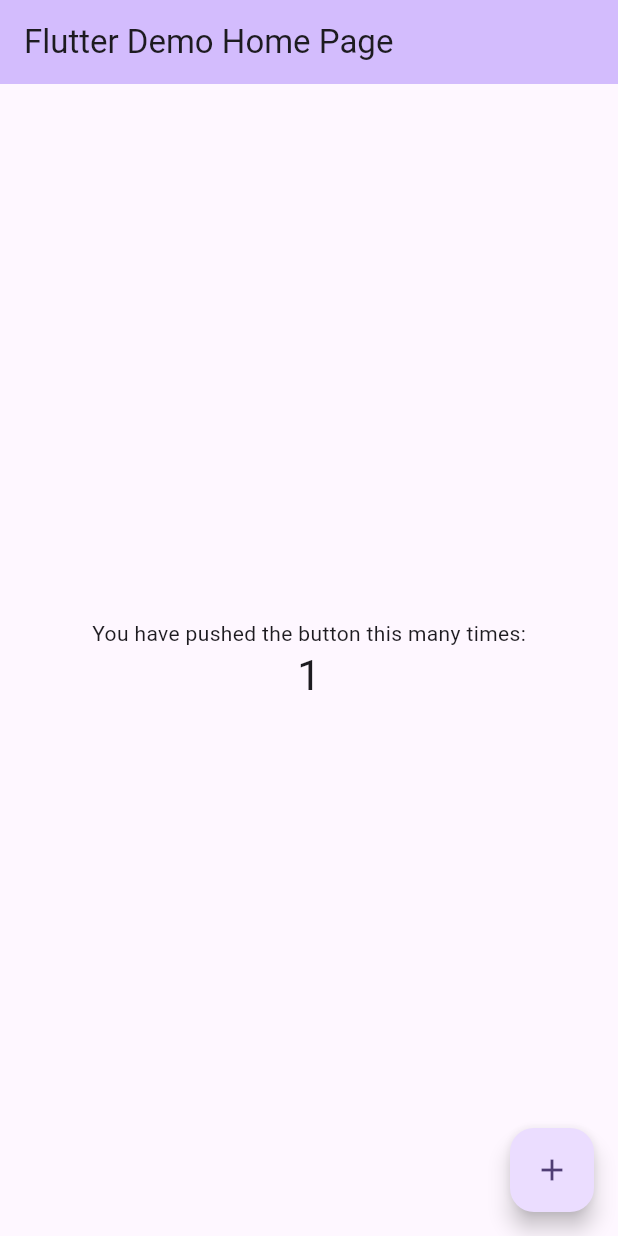
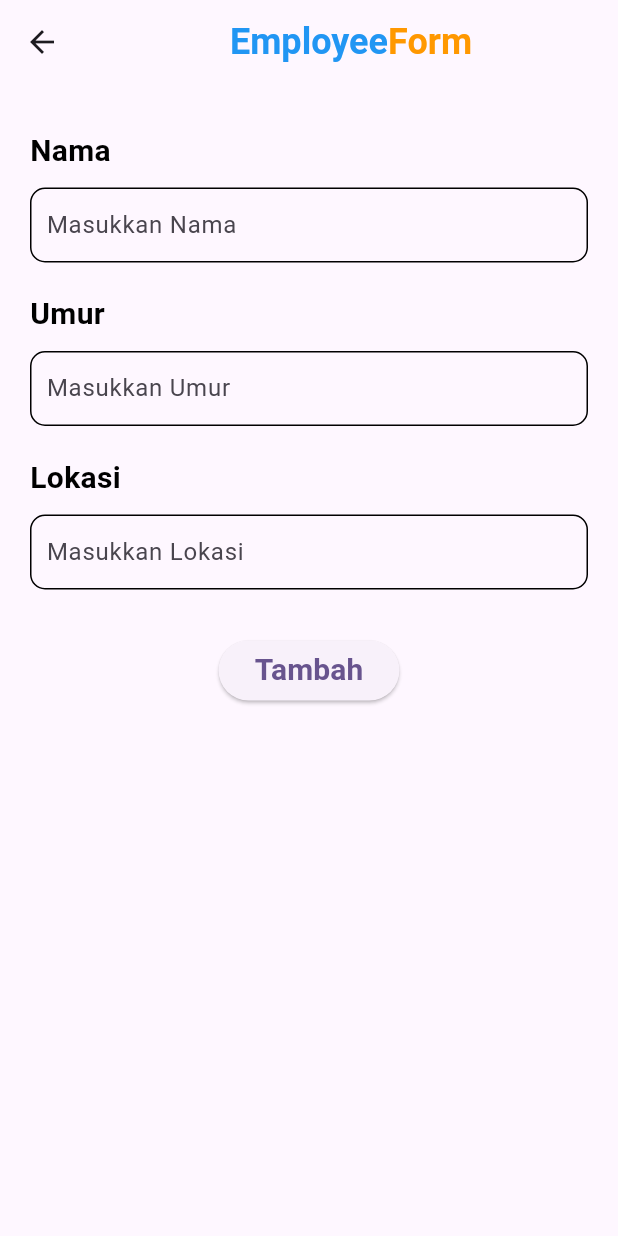
Before and after one commit to michailtjhang/HRISPintar, a Flutter app: the screen it shows after launch, after a tap on the "add" icon, on a phone screen of 412 x 824 dp. Run offline on Flutter 3.47's test engine with Material 3 defaults, Android fonts, the phone set to English and light mode, and no system bars.

Commit message:
feature: add homepage & tambah Employee

```diff
--- a/analysis_options.yaml
+++ b/analysis_options.yaml
@@ -21,6 +21,8 @@ linter:
   # `// ignore_for_file: name_of_lint` syntax on the line or in the file
   # producing the lint.
   rules:
+    prefer_const_constructors: false
+    prefer_const_literals_to_create_immutables: false
     # avoid_print: false  # Uncomment to disable the `avoid_print` rule
     # prefer_single_quotes: true  # Uncomment to enable the `prefer_single_quotes` rule
 
--- a/lib/main.dart
+++ b/lib/main.dart
@@ -1,4 +1,5 @@
 import 'package:flutter/material.dart';
+import 'package:myapp/pages/home.dart';
 
 void main() {
   runApp(const MyApp());
@@ -12,6 +13,7 @@ class MyApp extends StatelessWidget {
   Widget build(BuildContext context) {
     return MaterialApp(
         title: 'Flutter Demo',
+        debugShowCheckedModeBanner: false,
         theme: ThemeData(
           // This is the theme of your application.
           //
@@ -31,8 +33,7 @@ class MyApp extends StatelessWidget {
           colorScheme: ColorScheme.fromSeed(seedColor: Colors.deepPurple),
           useMaterial3: true,
         ),
-      home: const MyHomePage(title: 'Flutter Demo Home Page'),
-    );
+        home: Home());
   }
 }
 
--- /dev/null
+++ b/lib/pages/employee.dart
@@ -0,0 +1,134 @@
+import 'package:flutter/material.dart';
+
+class Employee extends StatefulWidget {
+  const Employee({super.key});
+
+  @override
+  State<Employee> createState() => _EmployeeState();
+}
+
+class _EmployeeState extends State<Employee> {
+  @override
+  Widget build(BuildContext context) {
+    return Scaffold(
+      appBar: AppBar(
+        title: Row(
+          mainAxisAlignment: MainAxisAlignment.center,
+          children: [
+            Text(
+              "Employee",
+              style: TextStyle(
+                  color: Colors.blue,
+                  fontSize: 24.0,
+                  fontWeight: FontWeight.bold),
+            ),
+            Text(
+              "Form",
+              style: TextStyle(
+                  color: Colors.orange,
+                  fontSize: 24.0,
+                  fontWeight: FontWeight.bold),
+            )
+          ],
+        ),
+      ),
+      body: Container(
+        margin: EdgeInsets.only(left: 20.0, top: 30.0, right: 20.0),
+        child: Column(
+          crossAxisAlignment: CrossAxisAlignment.start,
+          children: [
+            // Name
+            Text(
+              "Nama",
+              style: TextStyle(
+                  color: Colors.black,
+                  fontSize: 20.0,
+                  fontWeight: FontWeight.bold),
+            ),
+            SizedBox(
+              height: 10.0,
+            ),
+            Container(
+              padding: EdgeInsets.only(left: 10.0),
+              decoration: BoxDecoration(
+                  border: Border.all(),
+                  borderRadius: BorderRadius.circular(10.0)),
+              child: TextField(
+                decoration: InputDecoration(
+                  border: InputBorder.none,
+                  hintText: "Masukkan Nama",
+                ),
+              ),
+            ),
+            SizedBox(
+              height: 20.0,
+            ),
+
+            // Age
+            Text(
+              "Umur",
+              style: TextStyle(
+                  color: Colors.black,
+                  fontSize: 20.0,
+                  fontWeight: FontWeight.bold),
+            ),
+            SizedBox(
+              height: 10.0,
+            ),
+            Container(
+              padding: EdgeInsets.only(left: 10.0),
+              decoration: BoxDecoration(
+                  border: Border.all(),
+                  borderRadius: BorderRadius.circular(10.0)),
+              child: TextField(
+                decoration: InputDecoration(
+                  border: InputBorder.none,
+                  hintText: "Masukkan Umur",
+                ),
+              ),
+            ),
+            SizedBox(
+              height: 20.0,
+            ),
+
+            // Lokasi
+            Text(
+              "Lokasi",
+              style: TextStyle(
+                  color: Colors.black,
+                  fontSize: 20.0,
+                  fontWeight: FontWeight.bold),
+            ),
+            SizedBox(
+              height: 10.0,
+            ),
+            Container(
+              padding: EdgeInsets.only(left: 10.0),
+              decoration: BoxDecoration(
+                  border: Border.all(),
+                  borderRadius: BorderRadius.circular(10.0)),
+              child: TextField(
+                decoration: InputDecoration(
+                  border: InputBorder.none,
+                  hintText: "Masukkan Lokasi",
+                ),
+              ),
+            ),
+
+            SizedBox(
+              height: 30.0,
+            ),
+            Center(
+                child: ElevatedButton(
+                    onPressed: () {},
+                    child: Text(
+                      "Tambah",
+                      style: TextStyle(
+                          fontSize: 20.0, fontWeight: FontWeight.bold),
+                    )))
+          ],
+        ),
+      ),
+    );
+  }
+}
--- /dev/null
+++ b/lib/pages/home.dart
@@ -0,0 +1,50 @@
+import 'package:flutter/material.dart';
+import 'package:myapp/pages/employee.dart';
+
+class Home extends StatefulWidget {
+  const Home({super.key});
+
+  @override
+  State<Home> createState() => _HomeState();
+}
+
+class _HomeState extends State<Home> {
+  @override
+  Widget build(BuildContext context) {
+    return Scaffold(
+      floatingActionButton: FloatingActionButton(
+        onPressed: () {
+          Navigator.push(
+              context, MaterialPageRoute(builder: (context) => Employee()));
+        },
+        child: Icon(Icons.add),
+      ),
+      appBar: AppBar(
+        title: Row(
+          mainAxisAlignment: MainAxisAlignment.center,
+          children: [
+            Text(
+              "Home",
+              style: TextStyle(
+                  color: Colors.blue,
+                  fontSize: 24.0,
+                  fontWeight: FontWeight.bold),
+            ),
+            Text(
+              "Page",
+              style: TextStyle(
+                  color: Colors.orange,
+                  fontSize: 24.0,
+                  fontWeight: FontWeight.bold),
+            )
+          ],
+        ),
+      ),
+      body: Container(
+        child: Column(
+          children: [],
+        ),
+      ),
+    );
+  }
+}
```
Lines whose indentation alone changed are shown as unchanged.
